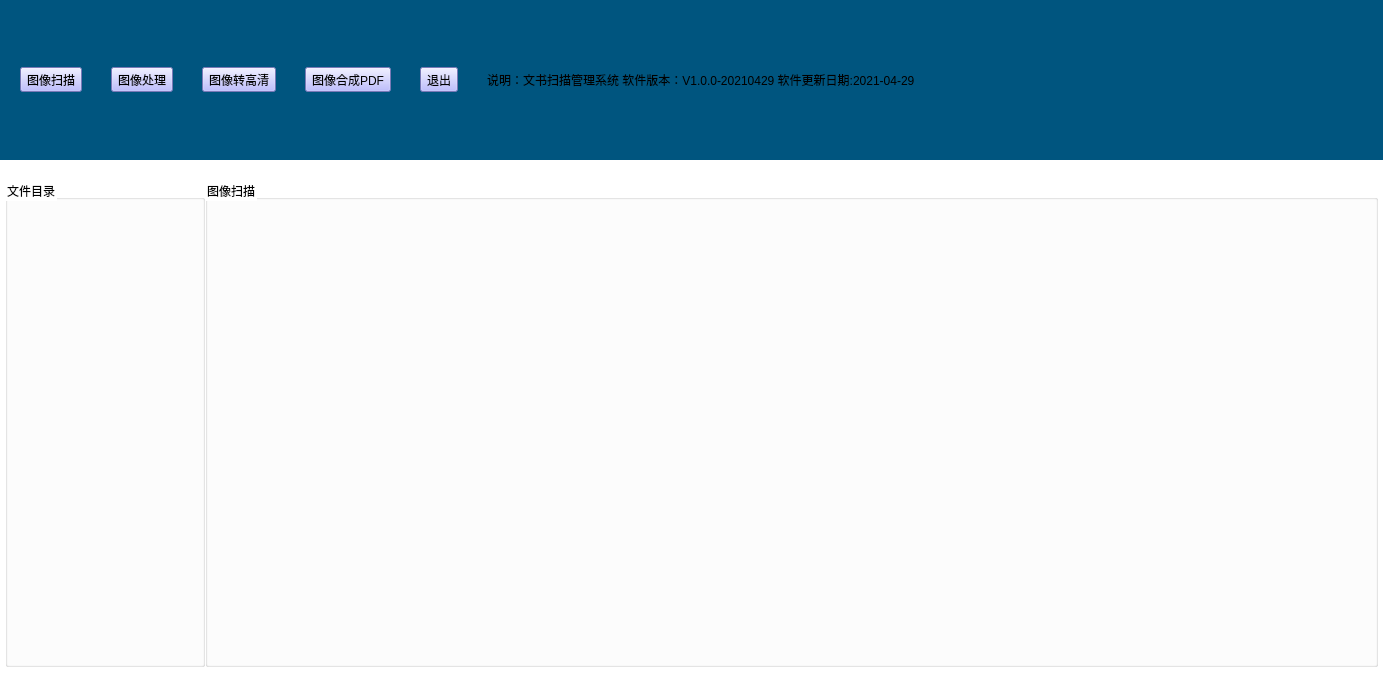
Above: ScanVer1_0/mainwindow.ui from zhuym799/scan before the change. Below: the same form after it.
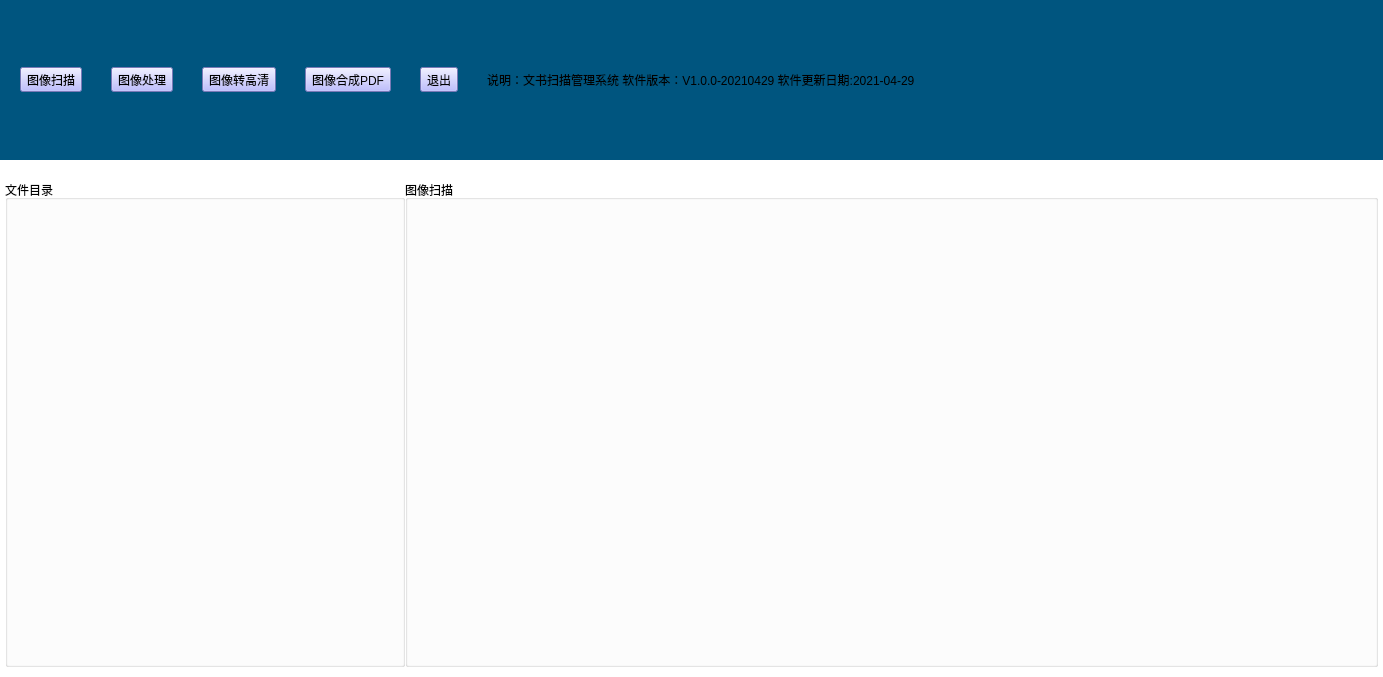
That is the form after the change. Icons and pictures are not drawn.

What changed in the file:
```diff
--- a/ScanVer1_0/mainwindow.ui
+++ b/ScanVer1_0/mainwindow.ui
@@ -239,18 +239,18 @@
        <widget class="QGroupBox" name="groupBox">
         <property name="minimumSize">
          <size>
-          <width>200</width>
+          <width>400</width>
           <height>0</height>
          </size>
         </property>
         <property name="maximumSize">
          <size>
-          <width>200</width>
+          <width>400</width>
           <height>16777215</height>
          </size>
         </property>
         <property name="styleSheet">
-         <string notr="true">background-color: rgb(255, 255, 255);</string>
+         <string notr="true"/>
         </property>
         <property name="title">
          <string>文件目录</string>
@@ -260,7 +260,7 @@
       <item>
        <widget class="QStackedWidget" name="stackedWidget">
         <property name="styleSheet">
-         <string notr="true">background-color: rgb(255, 255, 255);</string>
+         <string notr="true"/>
         </property>
         <property name="currentIndex">
          <number>0</number>
```
Left out of the diff: 20 changed lines with no effect on the pictures.
